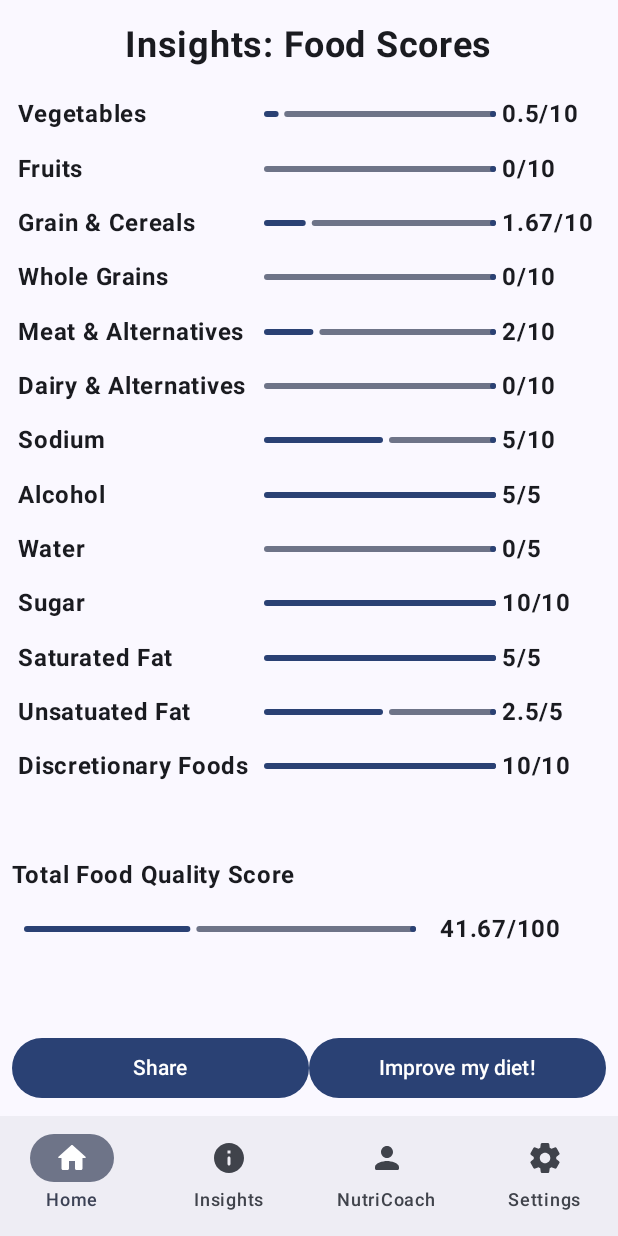
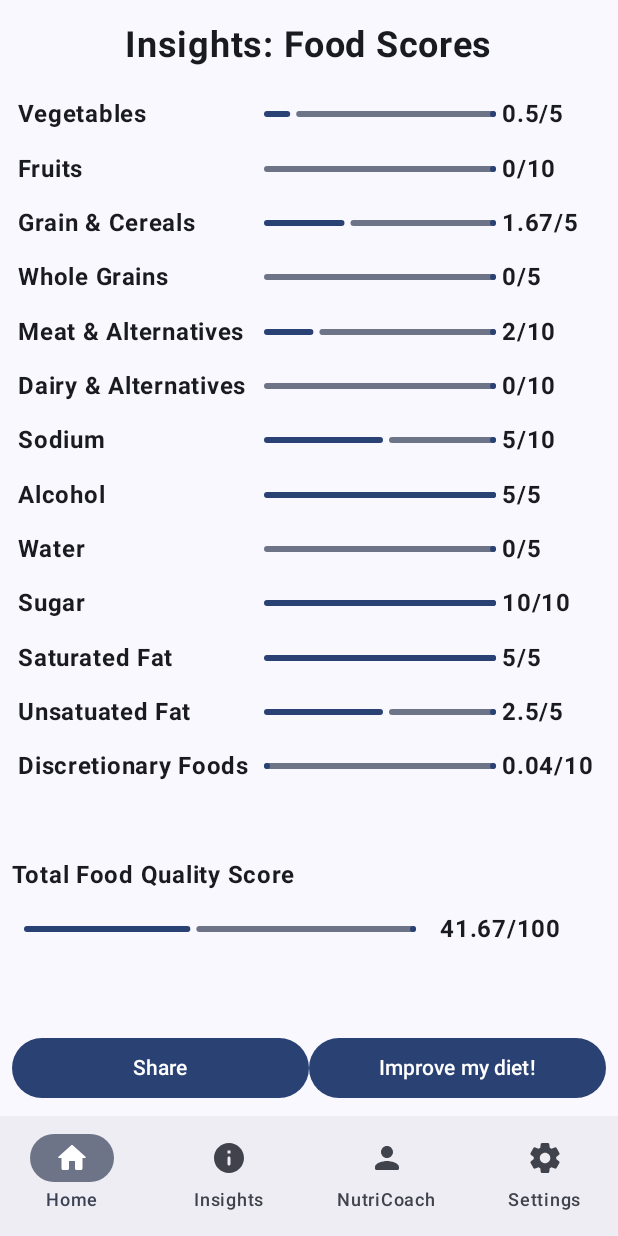
Before and after one commit to watanabe-homare/monashapp1, an Android app built with Jetpack Compose: the InsightsScreen screen opened through its navigation route, on a phone screen of 412 x 824 dp. Run offline under Robolectric (Android 15) with nearby library versions, the phone set to English and light mode, and no system bars.

Commit message:
modify the food category rows

```diff
--- a/app/src/main/java/com/fit2081/homare35281375/HomeScreen.kt
+++ b/app/src/main/java/com/fit2081/homare35281375/HomeScreen.kt
@@ -370,10 +370,10 @@ fun InsightsScreen(
             modifier = Modifier.align(Alignment.CenterHorizontally).padding(8.dp)
         )
 
-        CategoryRow("Vegetables", 8,10)
-        CategoryRow("Fruits", 19)
-        CategoryRow("Grain & Cereals", 29)
-        CategoryRow("Whole Grains", 33)
+        CategoryRow("Vegetables", 8,5)
+        CategoryRow("Fruits", 19,10)
+        CategoryRow("Grain & Cereals", 29,5)
+        CategoryRow("Whole Grains", 33,5)
         CategoryRow("Meat & Alternatives", 36)
         CategoryRow("Dairy & Alternatives", 40)
         CategoryRow("Sodium", 43)
@@ -382,7 +382,7 @@ fun InsightsScreen(
         CategoryRow("Sugar", 54)
         CategoryRow("Saturated Fat", 57, 5)
         CategoryRow("Unsatuated Fat", 60, 5)
-        CategoryRow("Discretionary Foods", 5)
+        CategoryRow("Discretionary Foods", 10)
 
         Spacer(modifier = Modifier.height(24.dp))
 
```
